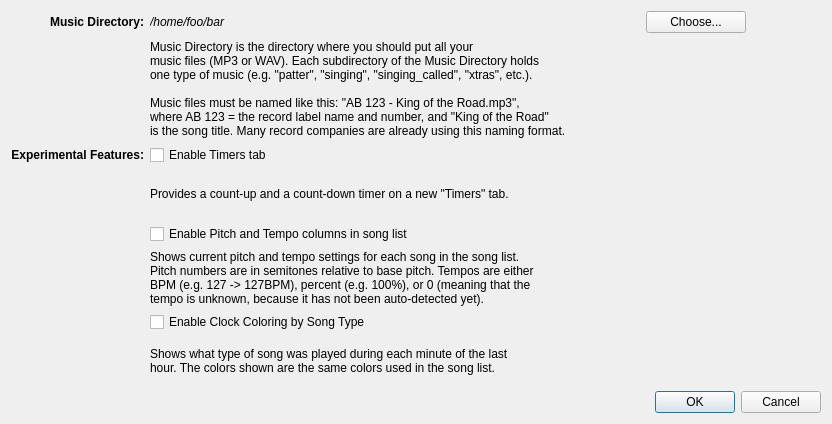
Old version of the form SquareDesk-DEV/test123/preferencesdialog.ui in the repository mpogue2/SquareDesk.
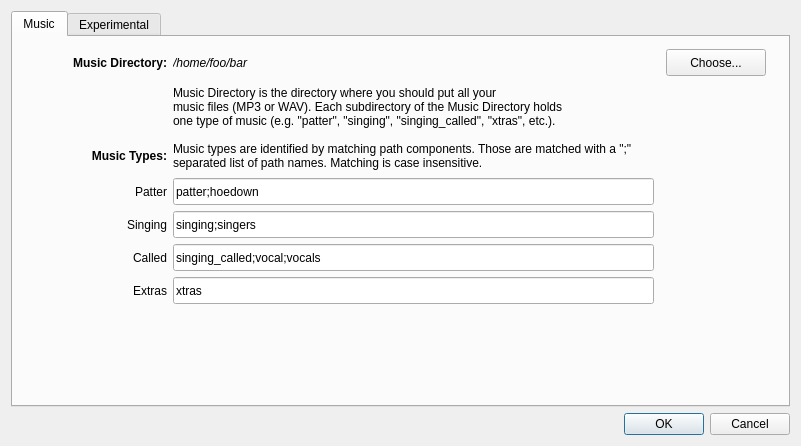
New version of the form.

Commit message: Added configurable names for music types, which meant the preferences dialog became tabbed

Patch:
```diff
--- a/SquareDesk-DEV/test123/preferencesdialog.ui
+++ b/SquareDesk-DEV/test123/preferencesdialog.ui
@@ -6,137 +6,395 @@
    <rect>
     <x>0</x>
     <y>0</y>
-    <width>832</width>
-    <height>424</height>
+    <width>801</width>
+    <height>446</height>
    </rect>
   </property>
   <property name="windowTitle">
    <string>SquareDeskPlayer Preferences</string>
   </property>
   <layout class="QGridLayout" name="gridLayout">
-   <item row="3" column="1">
-    <widget class="QCheckBox" name="EnableTimersTabCheckbox">
-     <property name="text">
-      <string>Enable Timers tab</string>
-     </property>
-    </widget>
-   </item>
-   <item row="7" column="1">
-    <widget class="QCheckBox" name="EnableClockColoring">
-     <property name="text">
-      <string>Enable Clock Coloring by Song Type</string>
-     </property>
-    </widget>
-   </item>
-   <item row="4" column="1">
-    <widget class="QLabel" name="timersHelpLabel">
-     <property name="text">
-      <string>&lt;html&gt;&lt;head/&gt;&lt;body&gt;&lt;p&gt;&lt;span style=&quot;&quot;&gt;Provides a count-up and a count-down timer on a new &amp;quot;Timers&amp;quot; tab.&lt;/span&gt;&lt;/p&gt;&lt;/body&gt;&lt;/html&gt;</string>
-     </property>
-    </widget>
-   </item>
-   <item row="1" column="1" rowspan="2" colspan="2">
-    <widget class="QLabel" name="musicDirHelpLabel">
-     <property name="text">
-      <string>&lt;html&gt;&lt;head/&gt;&lt;body&gt;&lt;p&gt;&lt;span style=&quot;&quot;&gt;Music Directory is the directory where you should put all your &lt;br/&gt;music files (MP3 or WAV). Each subdirectory of the Music Directory holds &lt;br/&gt;one type of music (e.g. &amp;quot;patter&amp;quot;, &amp;quot;singing&amp;quot;, &amp;quot;singing_called&amp;quot;, &amp;quot;xtras&amp;quot;, etc.). &lt;br/&gt;&lt;br/&gt;Music files must be named like this: &amp;quot;AB 123 - King of the Road.mp3&amp;quot;, &lt;br/&gt;where AB 123 = the record label name and number, and &amp;quot;King of the Road&amp;quot;&lt;br/&gt;is the song title. Many record companies are already using this naming format.&lt;/span&gt;&lt;/p&gt;&lt;/body&gt;&lt;/html&gt;</string>
-     </property>
-    </widget>
-   </item>
-   <item row="3" column="0">
-    <widget class="QLabel" name="ExpFeaturesLabel">
-     <property name="font">
-      <font>
-       <weight>75</weight>
-       <bold>true</bold>
-      </font>
-     </property>
-     <property name="text">
-      <string>Experimental Features:</string>
-     </property>
-     <property name="alignment">
-      <set>Qt::AlignRight|Qt::AlignTrailing|Qt::AlignVCenter</set>
-     </property>
-    </widget>
-   </item>
    <item row="0" column="0">
-    <widget class="QLabel" name="musicPathLabel">
-     <property name="font">
-      <font>
-       <weight>75</weight>
-       <bold>true</bold>
-      </font>
-     </property>
-     <property name="text">
-      <string>Music Directory:</string>
-     </property>
-     <property name="alignment">
-      <set>Qt::AlignRight|Qt::AlignTrailing|Qt::AlignVCenter</set>
-     </property>
-    </widget>
+    <layout class="QVBoxLayout" name="verticalLayout">
+     <item>
+      <widget class="QTabWidget" name="tabWidget">
+       <property name="currentIndex">
+        <number>0</number>
+       </property>
+       <widget class="QWidget" name="tab_3">
+        <attribute name="title">
+         <string>Music</string>
+        </attribute>
+        <widget class="QLabel" name="musicTypesPatterLabel">
+         <property name="geometry">
+          <rect>
+           <x>14</x>
+           <y>141</y>
+           <width>140</width>
+           <height>27</height>
+          </rect>
+         </property>
+         <property name="text">
+          <string>Patter</string>
+         </property>
+         <property name="alignment">
+          <set>Qt::AlignRight|Qt::AlignTrailing|Qt::AlignVCenter</set>
+         </property>
+        </widget>
+        <widget class="QLineEdit" name="lineEditMusicTypeSinging">
+         <property name="geometry">
+          <rect>
+           <x>160</x>
+           <y>174</y>
+           <width>481</width>
+           <height>27</height>
+          </rect>
+         </property>
+         <property name="text">
+          <string>singing;singers</string>
+         </property>
+        </widget>
+        <widget class="QLabel" name="musicTypesLabel">
+         <property name="geometry">
+          <rect>
+           <x>14</x>
+           <y>102</y>
+           <width>140</width>
+           <height>33</height>
+          </rect>
+         </property>
+         <property name="font">
+          <font>
+           <weight>75</weight>
+           <bold>true</bold>
+          </font>
+         </property>
+         <property name="text">
+          <string>Music Types:</string>
+         </property>
+         <property name="alignment">
+          <set>Qt::AlignRight|Qt::AlignTrailing|Qt::AlignVCenter</set>
+         </property>
+        </widget>
+        <widget class="QLabel" name="musicTypesHelpLabel">
+         <property name="geometry">
+          <rect>
+           <x>160</x>
+           <y>102</y>
+           <width>481</width>
+           <height>33</height>
+          </rect>
+         </property>
+         <property name="text">
+          <string>Music types are identified by matching path components. Those are matched with a &quot;;&quot; separated list of path names. Matching is case insensitive.</string>
+         </property>
+         <property name="wordWrap">
+          <bool>true</bool>
+         </property>
+        </widget>
+        <widget class="QLineEdit" name="lineEditMusicTypePatter">
+         <property name="geometry">
+          <rect>
+           <x>160</x>
+           <y>141</y>
+           <width>481</width>
+           <height>27</height>
+          </rect>
+         </property>
+         <property name="text">
+          <string>patter;hoedown</string>
+         </property>
+        </widget>
+        <widget class="QLabel" name="musicTypesExtrasLabel">
+         <property name="geometry">
+          <rect>
+           <x>14</x>
+           <y>240</y>
+           <width>140</width>
+           <height>27</height>
+          </rect>
+         </property>
+         <property name="text">
+          <string>Extras</string>
+         </property>
+         <property name="alignment">
+          <set>Qt::AlignRight|Qt::AlignTrailing|Qt::AlignVCenter</set>
+         </property>
+        </widget>
+        <widget class="QLabel" name="musicTypesCalledLabel">
+         <property name="geometry">
+          <rect>
+           <x>14</x>
+           <y>207</y>
+           <width>140</width>
+           <height>27</height>
+          </rect>
+         </property>
+         <property name="text">
+          <string>Called</string>
+         </property>
+         <property name="alignment">
+          <set>Qt::AlignRight|Qt::AlignTrailing|Qt::AlignVCenter</set>
+         </property>
+        </widget>
+        <widget class="QLineEdit" name="lineEditMusicTypeExtras">
+         <property name="geometry">
+          <rect>
+           <x>160</x>
+           <y>240</y>
+           <width>481</width>
+           <height>27</height>
+          </rect>
+         </property>
+         <property name="text">
+          <string>xtras</string>
+         </property>
+        </widget>
+        <widget class="QLabel" name="musicPath">
+         <property name="geometry">
+          <rect>
+           <x>160</x>
+           <y>12</y>
+           <width>481</width>
+           <height>27</height>
+          </rect>
+         </property>
+         <property name="font">
+          <font>
+           <weight>50</weight>
+           <italic>true</italic>
+           <bold>false</bold>
+          </font>
+         </property>
+         <property name="text">
+          <string>/home/foo/bar</string>
+         </property>
+        </widget>
+        <widget class="QLabel" name="musicTypesSingingLabel">
+         <property name="geometry">
+          <rect>
+           <x>14</x>
+           <y>174</y>
+           <width>140</width>
+           <height>27</height>
+          </rect>
+         </property>
+         <property name="text">
+          <string>Singing</string>
+         </property>
+         <property name="alignment">
+          <set>Qt::AlignRight|Qt::AlignTrailing|Qt::AlignVCenter</set>
+         </property>
+        </widget>
+        <widget class="QLineEdit" name="lineEditMusicTypeCalled">
+         <property name="geometry">
+          <rect>
+           <x>160</x>
+           <y>207</y>
+           <width>481</width>
+           <height>27</height>
+          </rect>
+         </property>
+         <property name="text">
+          <string>singing_called;vocal;vocals</string>
+         </property>
+        </widget>
+        <widget class="QLabel" name="clockColoringHelpLabel">
+         <property name="geometry">
+          <rect>
+           <x>176</x>
+           <y>446</y>
+           <width>481</width>
+           <height>34</height>
+          </rect>
+         </property>
+         <property name="text">
+          <string>&lt;html&gt;&lt;head/&gt;&lt;body&gt;&lt;p&gt;&lt;span style=&quot;&quot;&gt;Shows what type of song was played during each minute of the last&lt;br/&gt;hour.  The colors shown are the same colors used in the song list.&lt;/span&gt;&lt;/p&gt;&lt;/body&gt;&lt;/html&gt;</string>
+         </property>
+        </widget>
+        <widget class="QLabel" name="musicPathLabel">
+         <property name="geometry">
+          <rect>
+           <x>14</x>
+           <y>12</y>
+           <width>140</width>
+           <height>27</height>
+          </rect>
+         </property>
+         <property name="font">
+          <font>
+           <weight>75</weight>
+           <bold>true</bold>
+          </font>
+         </property>
+         <property name="text">
+          <string>Music Directory:</string>
+         </property>
+         <property name="alignment">
+          <set>Qt::AlignRight|Qt::AlignTrailing|Qt::AlignVCenter</set>
+         </property>
+        </widget>
+        <widget class="QLabel" name="musicDirHelpLabel">
+         <property name="geometry">
+          <rect>
+           <x>160</x>
+           <y>45</y>
+           <width>487</width>
+           <height>51</height>
+          </rect>
+         </property>
+         <property name="text">
+          <string>&lt;html&gt;&lt;head/&gt;&lt;body&gt;&lt;p&gt;Music Directory is the directory where you should put all your &lt;br/&gt;music files (MP3 or WAV). Each subdirectory of the Music Directory holds &lt;br/&gt;one type of music (e.g. &amp;quot;patter&amp;quot;, &amp;quot;singing&amp;quot;, &amp;quot;singing_called&amp;quot;, &amp;quot;xtras&amp;quot;, etc.). &lt;/p&gt;&lt;/body&gt;&lt;/html&gt;</string>
+         </property>
+        </widget>
+        <widget class="QPushButton" name="chooseMusicPathButton">
+         <property name="geometry">
+          <rect>
+           <x>653</x>
+           <y>12</y>
+           <width>100</width>
+           <height>27</height>
+          </rect>
+         </property>
+         <property name="maximumSize">
+          <size>
+           <width>100</width>
+           <height>16777215</height>
+          </size>
+         </property>
+         <property name="text">
+          <string>Choose...</string>
+         </property>
+        </widget>
+       </widget>
+       <widget class="QWidget" name="tab_4">
+        <attribute name="title">
+         <string>Experimental</string>
+        </attribute>
+        <widget class="QLabel" name="timersHelpLabel">
+         <property name="geometry">
+          <rect>
+           <x>166</x>
+           <y>48</y>
+           <width>481</width>
+           <height>17</height>
+          </rect>
+         </property>
+         <property name="text">
+          <string>&lt;html&gt;&lt;head/&gt;&lt;body&gt;&lt;p&gt;&lt;span style=&quot;&quot;&gt;Provides a count-up and a count-down timer on a new &amp;quot;Timers&amp;quot; tab.&lt;/span&gt;&lt;/p&gt;&lt;/body&gt;&lt;/html&gt;</string>
+         </property>
+        </widget>
+        <widget class="QCheckBox" name="EnableTimersTabCheckbox">
+         <property name="geometry">
+          <rect>
+           <x>166</x>
+           <y>20</y>
+           <width>481</width>
+           <height>22</height>
+          </rect>
+         </property>
+         <property name="text">
+          <string>Enable Timers tab</string>
+         </property>
+        </widget>
+        <widget class="QCheckBox" name="EnablePitchTempoViewCheckbox">
+         <property name="geometry">
+          <rect>
+           <x>166</x>
+           <y>71</y>
+           <width>481</width>
+           <height>22</height>
+          </rect>
+         </property>
+         <property name="text">
+          <string>Enable Pitch and Tempo columns in song list</string>
+         </property>
+        </widget>
+        <widget class="QLabel" name="pitchTempoHelpLabel">
+         <property name="geometry">
+          <rect>
+           <x>166</x>
+           <y>99</y>
+           <width>481</width>
+           <height>52</height>
+          </rect>
+         </property>
+         <property name="text">
+          <string>&lt;html&gt;&lt;head/&gt;&lt;body&gt;&lt;p&gt;&lt;span style=&quot;&quot;&gt;Shows current pitch and tempo settings for each song in the song list.&lt;br/&gt;Pitch numbers are in semitones relative to base pitch. Tempos are either &lt;br/&gt;BPM (e.g. 127 -&amp;gt; 127BPM), percent (e.g. 100%), or 0 (meaning that the &lt;br/&gt;tempo is unknown, because it has not been auto-detected yet).&lt;/span&gt;&lt;/p&gt;&lt;/body&gt;&lt;/html&gt;</string>
+         </property>
+        </widget>
+        <widget class="QCheckBox" name="EnableClockColoring">
+         <property name="geometry">
+          <rect>
+           <x>166</x>
+           <y>157</y>
+           <width>481</width>
+           <height>22</height>
+          </rect>
+         </property>
+         <property name="text">
+          <string>Enable Clock Coloring by Song Type</string>
+         </property>
+        </widget>
+        <widget class="QLabel" name="ExpFeaturesLabel">
+         <property name="geometry">
+          <rect>
+           <x>20</x>
+           <y>20</y>
+           <width>140</width>
+           <height>22</height>
+          </rect>
+         </property>
+         <property name="font">
+          <font>
+           <weight>75</weight>
+           <bold>true</bold>
+          </font>
+         </property>
+         <property name="text">
+          <string>Experimental Features:</string>
+         </property>
+         <property name="alignment">
+          <set>Qt::AlignRight|Qt::AlignTrailing|Qt::AlignVCenter</set>
+         </property>
+        </widget>
+       </widget>
+      </widget>
+     </item>
+    </layout>
    </item>
-   <item row="5" column="1">
-    <widget class="QCheckBox" name="EnablePitchTempoViewCheckbox">
-     <property name="text">
-      <string>Enable Pitch and Tempo columns in song list</string>
-     </property>
-    </widget>
-   </item>
-   <item row="10" column="3">
-    <widget class="QDialogButtonBox" name="buttonBox">
-     <property name="maximumSize">
-      <size>
-       <width>175</width>
-       <height>16777215</height>
-      </size>
-     </property>
-     <property name="orientation">
-      <enum>Qt::Horizontal</enum>
-     </property>
-     <property name="standardButtons">
-      <set>QDialogButtonBox::Cancel|QDialogButtonBox::Ok</set>
-     </property>
-    </widget>
-   </item>
-   <item row="0" column="3">
-    <widget class="QPushButton" name="chooseMusicPathButton">
-     <property name="maximumSize">
-      <size>
-       <width>100</width>
-       <height>16777215</height>
-      </size>
-     </property>
-     <property name="text">
-      <string>Choose...</string>
-     </property>
-    </widget>
-   </item>
-   <item row="0" column="1">
-    <widget class="QLabel" name="musicPath">
-     <property name="font">
-      <font>
-       <weight>50</weight>
-       <italic>true</italic>
-       <bold>false</bold>
-      </font>
-     </property>
-     <property name="text">
-      <string>/home/foo/bar</string>
-     </property>
-    </widget>
-   </item>
-   <item row="8" column="1">
-    <widget class="QLabel" name="clockColoringHelpLabel">
-     <property name="text">
-      <string>&lt;html&gt;&lt;head/&gt;&lt;body&gt;&lt;p&gt;&lt;span style=&quot;&quot;&gt;Shows what type of song was played during each minute of the last&lt;br/&gt;hour.  The colors shown are the same colors used in the song list.&lt;/span&gt;&lt;/p&gt;&lt;/body&gt;&lt;/html&gt;</string>
-     </property>
-    </widget>
-   </item>
-   <item row="6" column="1">
-    <widget class="QLabel" name="pitchTempoHelpLabel">
-     <property name="text">
-      <string>&lt;html&gt;&lt;head/&gt;&lt;body&gt;&lt;p&gt;&lt;span style=&quot;&quot;&gt;Shows current pitch and tempo settings for each song in the song list.&lt;br/&gt;Pitch numbers are in semitones relative to base pitch. Tempos are either &lt;br/&gt;BPM (e.g. 127 -&amp;gt; 127BPM), percent (e.g. 100%), or 0 (meaning that the &lt;br/&gt;tempo is unknown, because it has not been auto-detected yet).&lt;/span&gt;&lt;/p&gt;&lt;/body&gt;&lt;/html&gt;</string>
-     </property>
-    </widget>
+   <item row="1" column="0">
+    <layout class="QHBoxLayout" name="horizontalLayout_2">
+     <item>
+      <spacer name="horizontalSpacer">
+       <property name="orientation">
+        <enum>Qt::Horizontal</enum>
+       </property>
+       <property name="sizeHint" stdset="0">
+        <size>
+         <width>40</width>
+         <height>20</height>
+        </size>
+       </property>
+      </spacer>
+     </item>
+     <item>
+      <widget class="QDialogButtonBox" name="buttonBox">
+       <property name="maximumSize">
+        <size>
+         <width>175</width>
+         <height>16777215</height>
+        </size>
+       </property>
+       <property name="orientation">
+        <enum>Qt::Horizontal</enum>
+       </property>
+       <property name="standardButtons">
+        <set>QDialogButtonBox::Cancel|QDialogButtonBox::Ok</set>
+       </property>
+      </widget>
+     </item>
+    </layout>
    </item>
   </layout>
  </widget>
```
Left out of the diff: 16 changed lines with no effect on the pictures. The commit also changes 6 other files.
